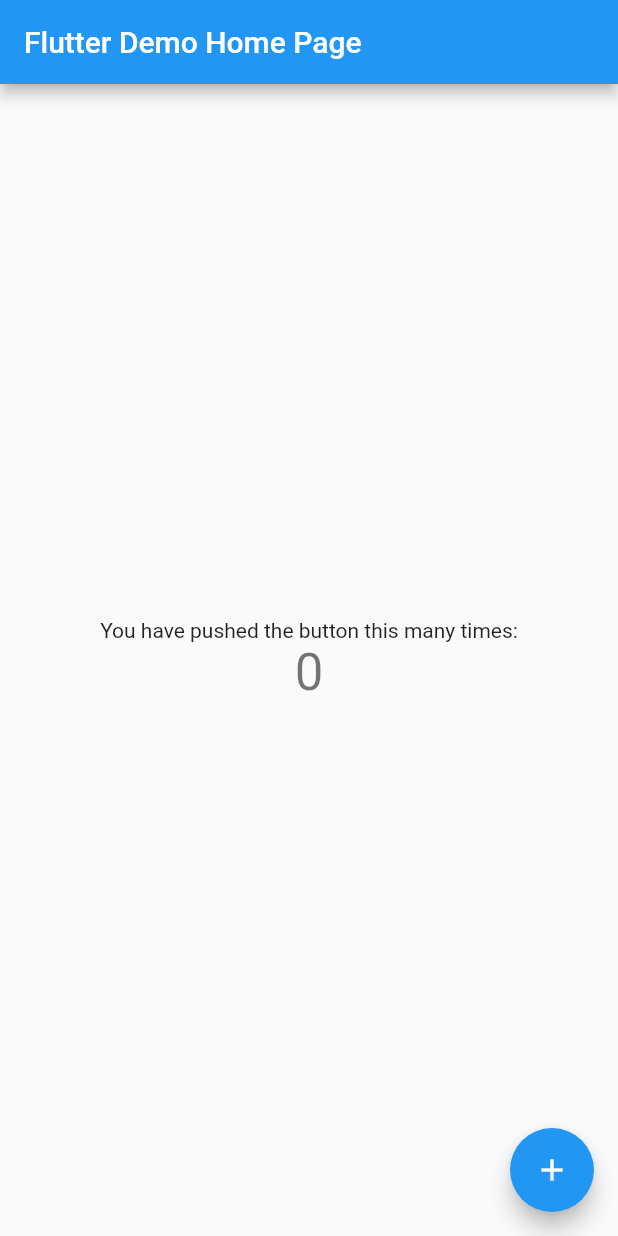
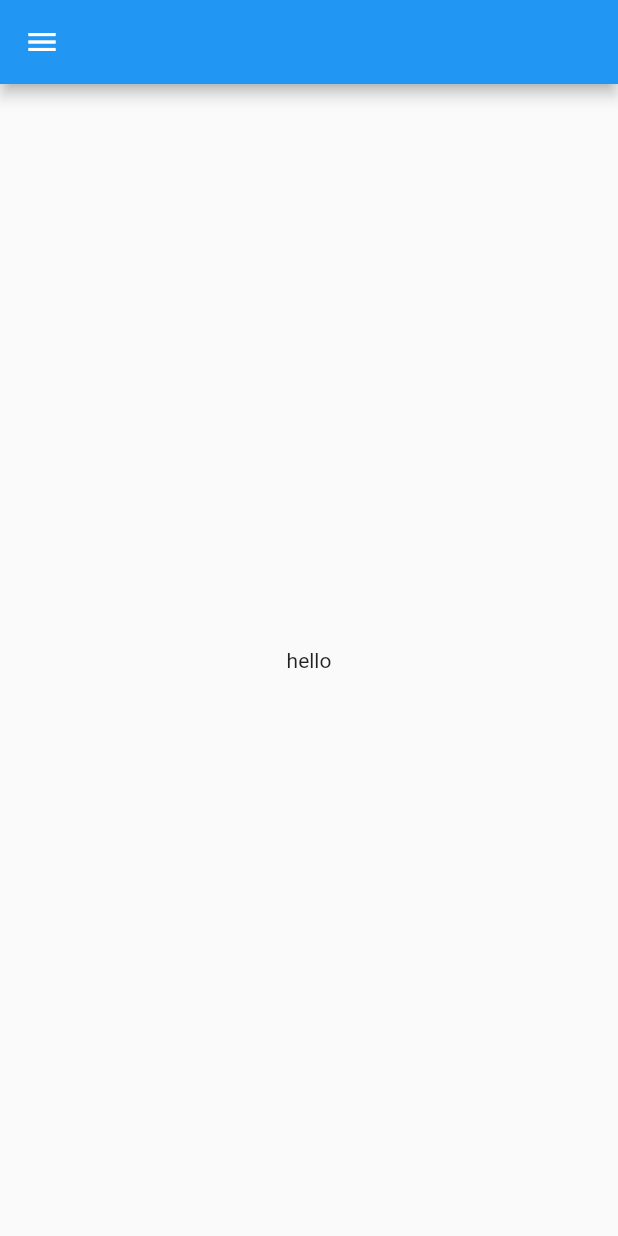
Before and after one commit to chetalpatel98/flutterlernapp, a Flutter app: the screen it shows after launch, on a phone screen of 412 x 824 dp. Run offline on Flutter 3.47's test engine with Material 2 defaults, Android fonts, the phone set to English and light mode, and no system bars.

Commit message:
day3 complited

```diff
--- a/lib/main.dart
+++ b/lib/main.dart
@@ -1,115 +1,23 @@
 import 'package:flutter/material.dart';
+import 'package:flutter_application_2/screens/home_page.dart';
+import 'package:flutter_application_2/screens/loginpage.dart';
 
 void main() {
-  runApp(const MyApp());
+  runApp( MyApp());
 }
 
-class MyApp extends StatelessWidget {
-  const MyApp({Key? key}) : super(key: key);
+ class MyApp extends StatelessWidget
+  {
+  @override
+  Widget build(BuildContext context)
+   {
+    return MaterialApp(
+      initialRoute: "/home_page",
+      routes: {
+        "/login_page":(context) => login_page(),
+        "/home_page":(context) => home_page(),
+      },
 
-  // This widget is the root of your application.
-  @override
-  Widget build(BuildContext context) {
-    return MaterialApp(
-      title: 'Flutter Demo',
-      theme: ThemeData(
-        // This is the theme of your application.
-        //
-        // Try running your application with "flutter run". You'll see the
-        // application has a blue toolbar. Then, without quitting the app, try
-        // changing the primarySwatch below to Colors.green and then invoke
-        // "hot reload" (press "r" in the console where you ran "flutter run",
-        // or simply save your changes to "hot reload" in a Flutter IDE).
-        // Notice that the counter didn't reset back to zero; the application
-        // is not restarted.
-        primarySwatch: Colors.blue,
-      ),
-      home: const MyHomePage(title: 'Flutter Demo Home Page'),
     );
   }
 }
-
-class MyHomePage extends StatefulWidget {
-  const MyHomePage({Key? key, required this.title}) : super(key: key);
-
-  // This widget is the home page of your application. It is stateful, meaning
-  // that it has a State object (defined below) that contains fields that affect
-  // how it looks.
-
-  // This class is the configuration for the state. It holds the values (in this
-  // case the title) provided by the parent (in this case the App widget) and
-  // used by the build method of the State. Fields in a Widget subclass are
-  // always marked "final".
-
-  final String title;
-
-  @override
-  State<MyHomePage> createState() => _MyHomePageState();
-}
-
-class _MyHomePageState extends State<MyHomePage> {
-  int _counter = 0;
-
-  void _incrementCounter() {
-    setState(() {
-      // This call to setState tells the Flutter framework that something has
-      // changed in this State, which causes it to rerun the build method below
-      // so that the display can reflect the updated values. If we changed
-      // _counter without calling setState(), then the build method would not be
-      // called again, and so nothing would appear to happen.
-      _counter++;
-    });
-  }
-
-  @override
-  Widget build(BuildContext context) {
-    // This method is rerun every time setState is called, for instance as done
-    // by the _incrementCounter method above.
-    //
-    // The Flutter framework has been optimized to make rerunning build methods
-    // fast, so that you can just rebuild anything that needs updating rather
-    // than having to individually change instances of widgets.
-    return Scaffold(
-      appBar: AppBar(
-        // Here we take the value from the MyHomePage object that was created by
-        // the App.build method, and use it to set our appbar title.
-        title: Text(widget.title),
-      ),
-      body: Center(
-        // Center is a layout widget. It takes a single child and positions it
-        // in the middle of the parent.
-        child: Column(
-          // Column is also a layout widget. It takes a list of children and
-          // arranges them vertically. By default, it sizes itself to fit its
-          // children horizontally, and tries to be as tall as its parent.
-          //
-          // Invoke "debug painting" (press "p" in the console, choose the
-          // "Toggle Debug Paint" action from the Flutter Inspector in Android
-          // Studio, or the "Toggle Debug Paint" command in Visual Studio Code)
-          // to see the wireframe for each widget.
-          //
-          // Column has various properties to control how it sizes itself and
-          // how it positions its children. Here we use mainAxisAlignment to
-          // center the children vertically; the main axis here is the vertical
-          // axis because Columns are vertical (the cross axis would be
-          // horizontal).
-          mainAxisAlignment: MainAxisAlignment.center,
-          children: <Widget>[
-            const Text(
-              'You have pushed the button this many times:',
-            ),
-            Text(
-              '$_counter',
-              style: Theme.of(context).textTheme.headline4,
-            ),
-          ],
-        ),
-      ),
-      floatingActionButton: FloatingActionButton(
-        onPressed: _incrementCounter,
-        tooltip: 'Increment',
-        child: const Icon(Icons.add),
-      ), // This trailing comma makes auto-formatting nicer for build methods.
-    );
-  }
-}
--- /dev/null
+++ b/lib/screens/home_page.dart
@@ -0,0 +1,17 @@
+import 'package:flutter/material.dart';
+class home_page extends StatelessWidget {
+  const home_page({Key? key}) : super(key: key);
+
+  @override
+  Widget build(BuildContext context) {
+    return Scaffold(
+      appBar: AppBar(),
+           drawer: Drawer(),
+            body: Center(
+            child: Container(
+                    child: Text("hello"),
+    ),
+     )
+    );
+  }
+}
--- /dev/null
+++ b/lib/screens/loginpage.dart
@@ -0,0 +1,12 @@
+import 'package:flutter/material.dart';
+class login_page extends StatelessWidget {
+
+  @override
+  Widget build(BuildContext context) {
+    return Material(
+      child: Center(
+        child: Text("login page"),
+      ),
+    );
+  }
+}
```
